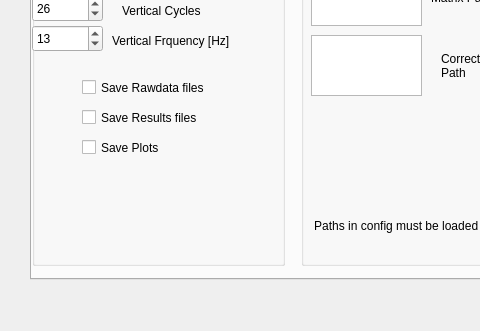
Qt form src/dls_bba/fbba_gui.ui (DiamondLightSource/dls-bba) before a commit; both pictures show x 0 to 480 and y 441 to 772 of the 843 by 772 pixel window.
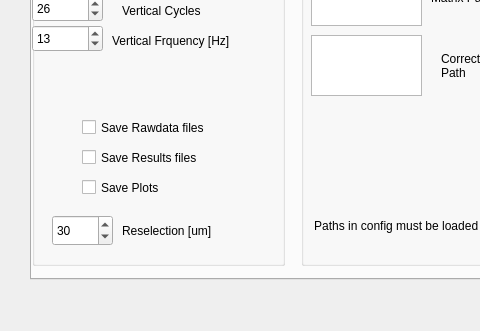
The same form after that commit. The open tabs and pages were chosen to show the change.

Diff of the .ui file:
```diff
--- a/src/dls_bba/fbba_gui.ui
+++ b/src/dls_bba/fbba_gui.ui
@@ -1138,7 +1138,7 @@
           <property name="geometry">
            <rect>
             <x>50</x>
-            <y>460</y>
+            <y>500</y>
             <width>161</width>
             <height>25</height>
            </rect>
@@ -1151,7 +1151,7 @@
           <property name="geometry">
            <rect>
             <x>50</x>
-            <y>490</y>
+            <y>530</y>
             <width>161</width>
             <height>25</height>
            </rect>
@@ -1164,7 +1164,7 @@
           <property name="geometry">
            <rect>
             <x>50</x>
-            <y>520</y>
+            <y>560</y>
             <width>161</width>
             <height>25</height>
            </rect>
@@ -1173,6 +1173,44 @@
            <string>Save Plots</string>
           </property>
          </widget>
+         <widget class="QDoubleSpinBox" name="config_reselection">
+          <property name="geometry">
+           <rect>
+            <x>20</x>
+            <y>600</y>
+            <width>61</width>
+            <height>31</height>
+           </rect>
+          </property>
+          <property name="decimals">
+           <number>0</number>
+          </property>
+          <property name="minimum">
+           <double>1.000000000000000</double>
+          </property>
+          <property name="maximum">
+           <double>100.000000000000000</double>
+          </property>
+          <property name="singleStep">
+           <double>1.000000000000000</double>
+          </property>
+          <property name="value">
+           <double>30.000000000000000</double>
+          </property>
+         </widget>
+         <widget class="QLabel" name="label_27">
+          <property name="geometry">
+           <rect>
+            <x>90</x>
+            <y>600</y>
+            <width>141</width>
+            <height>31</height>
+           </rect>
+          </property>
+          <property name="text">
+           <string>Reselection [um]</string>
+          </property>
+         </widget>
         </widget>
        </item>
        <item>
```
Left out of the diff: 2 changed lines with no effect on the pictures.
